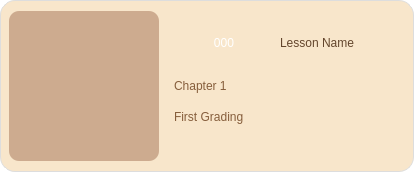
Old version of the form CAI_PyQt/CAI_Student/UI/CardLesson.ui in the repository CPG19040/CPG19040.
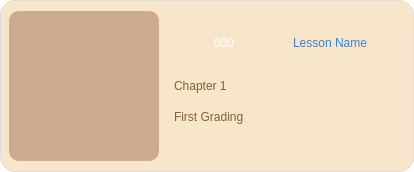
New version of the form. Icons and pictures are not drawn.

Diff of the .ui file:
```diff
--- a/CAI_PyQt/CAI_Student/UI/CardLesson.ui
+++ b/CAI_PyQt/CAI_Student/UI/CardLesson.ui
@@ -163,20 +163,22 @@
               <property name="minimumSize">
                <size>
                 <width>0</width>
-                <height>26</height>
+                <height>50</height>
                </size>
               </property>
               <property name="maximumSize">
                <size>
                 <width>16777215</width>
-                <height>26</height>
+                <height>50</height>
                </size>
               </property>
               <property name="layoutDirection">
                <enum>Qt::LeftToRight</enum>
               </property>
               <property name="styleSheet">
-               <string notr="true">font: 63 14pt &quot;Inter Medium&quot;; color: rgb(99, 69, 44);</string>
+               <string notr="true">font: 20pt &quot;Biscuit Glitch&quot;;
+color: rgb(53, 132, 228);
+padding: 0px 10px;</string>
               </property>
               <property name="text">
                <string>Lesson Name</string>
```
Left out of the diff: 2 changed lines with no effect on the pictures.
